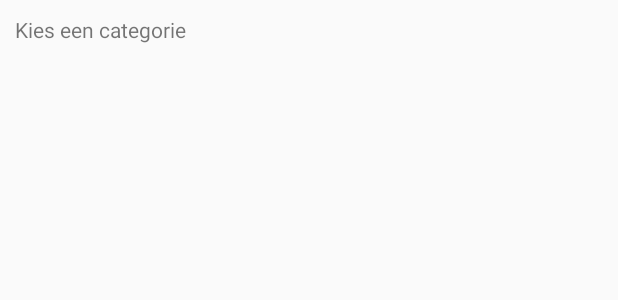
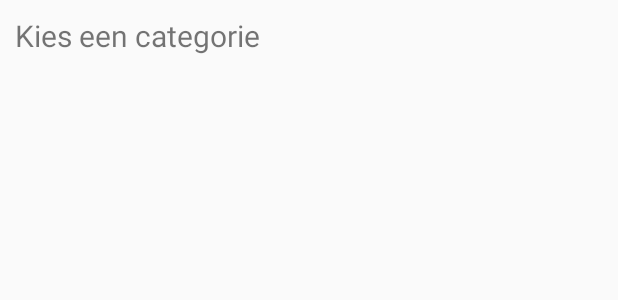
Before and after one commit to WendySegaar/Amazigh_app2, an Android app: the layout activity_categorie.xml on its own in the app's theme, with its tools: preview values and no code run, on a phone screen of 412 x 824 dp. Shown: the top 300 px of the screen. Run offline under Robolectric (Android 15) with nearby library versions, the phone set to English and light mode, and no system bars.

Commit message:
Change text size categories

```diff
--- a/app/src/main/res/layout/activity_categorie.xml
+++ b/app/src/main/res/layout/activity_categorie.xml
@@ -12,6 +12,7 @@
         android:layout_height="wrap_content"
         android:text="Kies een categorie"
         android:padding="10dp"
+        android:textSize="20sp"
         app:layout_constraintTop_toTopOf="parent" />
 
     <ListView
--- a/app/src/main/res/layout/listviewlayout.xml
+++ b/app/src/main/res/layout/listviewlayout.xml
@@ -23,6 +23,7 @@
         android:layout_width="match_parent"
         android:layout_height="wrap_content"
         android:padding="10dp"
-        android:text="name" />
+        android:text="name"
+        android:textSize="30sp"/>
     </LinearLayout>
 </LinearLayout>
```
